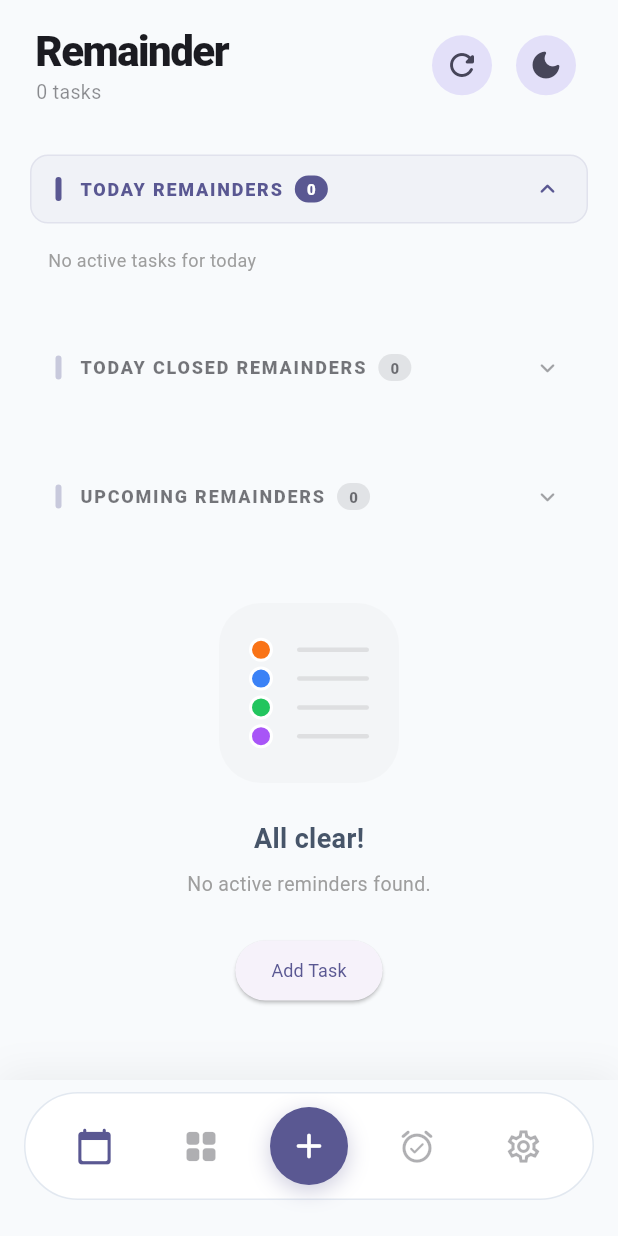
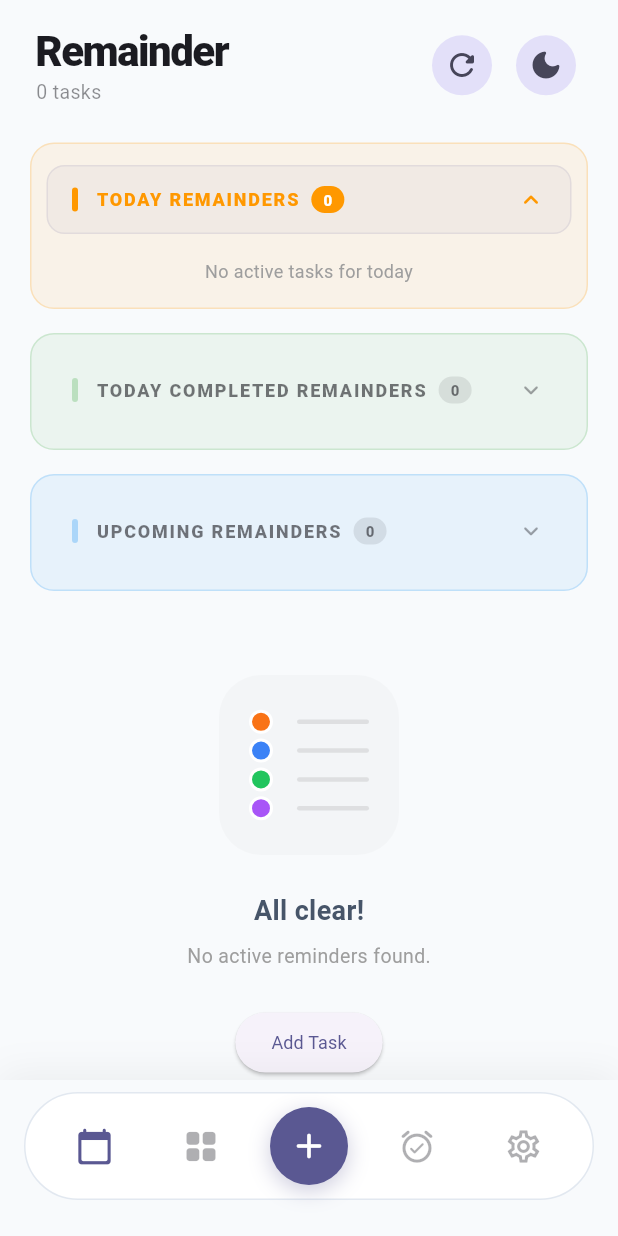
Before and after one commit to ktdata405/kt-remainder-fl, a Flutter app: the screen it shows after launch, on a phone screen of 412 x 824 dp. Run offline on Flutter 3.47's test engine with Material 3 defaults, Android fonts, the phone set to English and light mode, and no system bars; our stand-ins replace flutter_local_notifications, flutter_timezone, package_info_plus, shared_preferences, sqflite, timezone; accounts and stored records are empty; network calls fail.

Commit message:
coled blocks

```diff
--- a/lib/remainder/widgets/list_view_container.dart
+++ b/lib/remainder/widgets/list_view_container.dart
@@ -114,55 +114,35 @@ class _ListViewContainerState extends State<ListViewContainer> {
                       padding: const EdgeInsets.fromLTRB(20, 16, 20, 100),
                       children: [
                         if (_filter == TaskFilter.pending) ...[
-                          _SectionHeader(
+                          _buildGroupedSection(
                             title: 'Today Remainders',
                             count: todayTasks.length,
                             isExpanded: _todayExpanded,
                             onToggle: () => setState(() => _todayExpanded = !_todayExpanded),
+                            accentColor: Colors.orange,
+                            emptyMessage: 'No active tasks for today',
+                            children: todayTasks.map(_reminderItem).toList(),
                           ),
-                          if (_todayExpanded) ...[
-                            if (todayTasks.isEmpty)
-                              const Padding(
-                                padding: EdgeInsets.symmetric(vertical: 8.0, horizontal: 12.0),
-                                child: Text('No active tasks for today', style: TextStyle(fontSize: 12, color: Colors.grey)),
-                              )
-                            else
-                              ...todayTasks.map(_reminderItem),
-                          ],
-                          const SizedBox(height: 24),
-
-                          _SectionHeader(
-                            title: 'Today Closed Remainders',
+                          _buildGroupedSection(
+                            title: 'Today Completed Remainders',
                             count: todayCompletedTasks.length,
                             isExpanded: _todayCompletedExpanded,
                             onToggle: () => setState(() => _todayCompletedExpanded = !_todayCompletedExpanded),
+                            accentColor: Colors.green,
+                            emptyMessage: 'No completed tasks yet',
+                            children: todayCompletedTasks
+                                .map((r) => _reminderItem(r, isReadOnly: true))
+                                .toList(),
                           ),
-                          if (_todayCompletedExpanded) ...[
-                            if (todayCompletedTasks.isEmpty)
-                              const Padding(
-                                padding: EdgeInsets.symmetric(vertical: 8.0, horizontal: 12.0),
-                                child: Text('No completed tasks yet', style: TextStyle(fontSize: 12, color: Colors.grey)),
-                              )
-                            else
-                              ...todayCompletedTasks.map((r) => _reminderItem(r, isReadOnly: true)),
-                          ],
-                          const SizedBox(height: 24),
-
-                          _SectionHeader(
+                          _buildGroupedSection(
                             title: 'Upcoming Remainders',
                             count: upcomingTasks.length,
                             isExpanded: _upcomingExpanded,
                             onToggle: () => setState(() => _upcomingExpanded = !_upcomingExpanded),
+                            accentColor: Colors.blue,
+                            emptyMessage: 'No upcoming tasks',
+                            children: upcomingTasks.map(_reminderItem).toList(),
                           ),
-                          if (_upcomingExpanded) ...[
-                            if (upcomingTasks.isEmpty)
-                              const Padding(
-                                padding: EdgeInsets.symmetric(vertical: 8.0, horizontal: 12.0),
-                                child: Text('No upcoming tasks', style: TextStyle(fontSize: 12, color: Colors.grey)),
-                              )
-                            else
-                              ...upcomingTasks.map(_reminderItem),
-                          ],
 
                           if (todayTasks.isEmpty && todayCompletedTasks.isEmpty && upcomingTasks.isEmpty)
                             Padding(
@@ -253,6 +233,51 @@ class _ListViewContainerState extends State<ListViewContainer> {
         onComplete: () => widget.onComplete(r.id),
         onSnooze: () => widget.onSnooze(r),
         isReadOnly: isReadOnly,
+      ),
+    );
+  }
+
+  Widget _buildGroupedSection({
+    required String title,
+    required int count,
+    required bool isExpanded,
+    required VoidCallback onToggle,
+    required Color accentColor,
+    required String emptyMessage,
+    required List<Widget> children,
+  }) {
+    final isDark = Theme.of(context).brightness == Brightness.dark;
+    return Container(
+      margin: const EdgeInsets.only(bottom: 16),
+      padding: const EdgeInsets.fromLTRB(10, 6, 10, 8),
+      decoration: BoxDecoration(
+        color: accentColor.withOpacity(isDark ? 0.18 : 0.08),
+        borderRadius: BorderRadius.circular(16),
+        border: Border.all(
+          color: accentColor.withOpacity(isDark ? 0.35 : 0.2),
+        ),
+      ),
+      child: Column(
+        children: [
+          _SectionHeader(
+            title: title,
+            count: count,
+            isExpanded: isExpanded,
+            onToggle: onToggle,
+            accentColor: accentColor,
+          ),
+          if (isExpanded)
+            if (children.isEmpty)
+              Padding(
+                padding: const EdgeInsets.symmetric(vertical: 8.0, horizontal: 12.0),
+                child: Text(
+                  emptyMessage,
+                  style: const TextStyle(fontSize: 12, color: Colors.grey),
+                ),
+              )
+            else
+              ...children,
+        ],
       ),
     );
   }
@@ -354,12 +379,14 @@ class _SectionHeader extends StatelessWidget {
     required this.count,
     required this.isExpanded,
     required this.onToggle,
+    required this.accentColor,
   });
 
   final String title;
   final int count;
   final bool isExpanded;
   final VoidCallback onToggle;
+  final Color accentColor;
 
   @override
   Widget build(BuildContext context) {
@@ -392,7 +419,7 @@ class _SectionHeader extends StatelessWidget {
                 width: 4,
                 height: 16,
                 decoration: BoxDecoration(
-                  color: isExpanded ? cs.primary : cs.primary.withOpacity(0.3),
+                  color: isExpanded ? accentColor : accentColor.withOpacity(0.3),
                   borderRadius: BorderRadius.circular(2),
                 ),
               ),
@@ -402,7 +429,7 @@ class _SectionHeader extends StatelessWidget {
                 style: TextStyle(
                   fontWeight: FontWeight.w900,
                   fontSize: 12,
-                  color: isExpanded ? cs.primary : cs.onSurface.withOpacity(0.6),
+                  color: isExpanded ? accentColor : cs.onSurface.withOpacity(0.6),
                   letterSpacing: 1.2,
                 ),
               ),
@@ -410,7 +437,7 @@ class _SectionHeader extends StatelessWidget {
               Container(
                 padding: const EdgeInsets.symmetric(horizontal: 8, vertical: 2),
                 decoration: BoxDecoration(
-                  color: isExpanded ? cs.primary : cs.onSurface.withOpacity(0.1),
+                  color: isExpanded ? accentColor : cs.onSurface.withOpacity(0.1),
                   borderRadius: BorderRadius.circular(10),
                 ),
                 child: Text(
@@ -426,7 +453,7 @@ class _SectionHeader extends StatelessWidget {
               Icon(
                 isExpanded ? Icons.keyboard_arrow_up_rounded : Icons.keyboard_arrow_down_rounded,
                 size: 20,
-                color: isExpanded ? cs.primary : cs.onSurface.withOpacity(0.4),
+                color: isExpanded ? accentColor : cs.onSurface.withOpacity(0.4),
               ),
             ],
           ),
```
